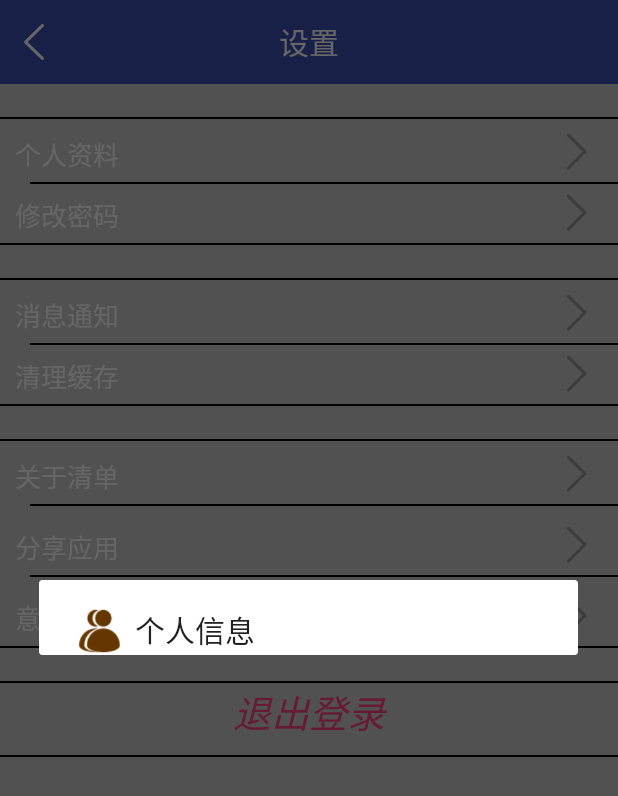
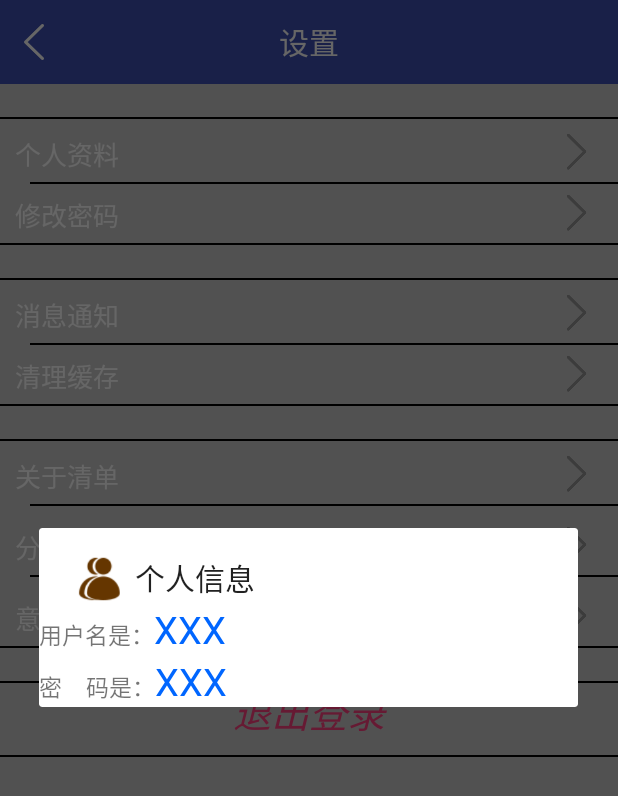
Before and after one commit to LikeRainDay/QingDan, an Android app: the Self_Settings screen opened directly, with no data from a screen before it, after a tap on "个人资料", on a phone screen of 412 x 824 dp. Shown: the top 796 px of the screen. Run offline under Robolectric (Android 15) with nearby library versions, the phone set to English and light mode, and no system bars; our stand-ins replace ButterKnife.

Commit message:
setting界面的美化和头像的获取

```diff
--- a/app/src/main/java/com/example/houshuai/qingdan/UI/Activity/Self_Settings.java
+++ b/app/src/main/java/com/example/houshuai/qingdan/UI/Activity/Self_Settings.java
@@ -14,6 +14,7 @@ import android.widget.CheckBox;
 import android.widget.EditText;
 import android.widget.ImageView;
 import android.widget.LinearLayout;
+import android.widget.TextView;
 import android.widget.Toast;
 
 import com.example.houshuai.qingdan.App;
@@ -71,18 +72,19 @@ public class Self_Settings extends BaseActivity implements View.OnClickListener
                 builder.setIcon(R.drawable.icon_addfriends);
                 //设置标题
                 builder.setTitle("个人信息");
+
                 //设置内容
+                view = LayoutInflater.from(this).inflate(R.layout.self_info, null);
+                builder.setView(view);
+                TextView tv_name = (TextView) view.findViewById(R.id.tv_name);
+                TextView tv_pass = (TextView) view.findViewById(R.id.tv_pass);
                 if (application.mIsLogin) {
                     List<String> mySharePerference = application.getMySharePerference(application.mID);
                     String name = mySharePerference.get(0);
                     String pass = mySharePerference.get(1);
-                    builder.setMessage("用户名是：" + name + "/n" + "密码是:" + pass);
+                    tv_name.setText(name);
+                    tv_pass.setText(pass);
                 }
-                //设置取消按钮
-                /**
-                 * text : 按钮显示的文字
-                 * listener:  按钮对应的监听器
-                 */
                 //显示对话框
                 builder.show();
                 Toast.makeText(getApplicationContext(), "点击了个人", Toast.LENGTH_LONG).show();
--- a/app/src/main/java/com/example/houshuai/qingdan/UI/fragment/Self_Head.java
+++ b/app/src/main/java/com/example/houshuai/qingdan/UI/fragment/Self_Head.java
@@ -46,7 +46,7 @@ public class Self_Head extends BaseFragment {
 
     private void initView() {
         List<String> mySharePerference = application.getMySharePerference(application.mID);
-        String s = mySharePerference.get(1);
+        String s = mySharePerference.get(0);
 
         if ("third".equals(s)) {
             Picasso.with(mContext)
@@ -87,6 +87,4 @@ public class Self_Head extends BaseFragment {
     public void onActivityResult(int requestCode, int resultCode, Intent data) {
         super.onActivityResult(requestCode, resultCode, data);
     }
-
-
 }
--- a/app/src/main/java/com/example/houshuai/qingdan/utils/ThridLoginUtil.java
+++ b/app/src/main/java/com/example/houshuai/qingdan/utils/ThridLoginUtil.java
@@ -131,7 +131,7 @@ public class ThridLoginUtil {
                 App application = (App) ((Activity) mContext).getApplication();
                 application.setIsLoginSharedPreferences(true, openid);
                 application.setMySharePerference(openid, "third", openid, profile_image_url, "", screen_name);
-
+                //application.setMySharePerference(openid, "third", profile_image_url, profile_image_url ,"", screen_name);
                 Intent intent = new Intent(mContext, WelcomeActivity.class);
                 mContext.startActivity(intent);
                 ((Activity) mContext).finish();
--- a/app/src/main/res/layout/changepassword.xml
+++ b/app/src/main/res/layout/changepassword.xml
@@ -4,19 +4,32 @@
     android:layout_height="match_parent"
     android:orientation="vertical" >
 
-    <EditText
+    <android.support.design.widget.TextInputLayout
         android:layout_width="match_parent"
         android:layout_height="wrap_content"
-        android:id="@+id/et_oldpwd"
         android:hint="请输入您的当前密码"
-        />
+        >
+        <EditText
+            android:layout_width="match_parent"
+            android:layout_height="wrap_content"
+            android:id="@+id/et_oldpwd"
+            android:inputType="number"
+            />
+    </android.support.design.widget.TextInputLayout>
 
+    <android.support.design.widget.TextInputLayout
+        android:layout_width="match_parent"
+        android:layout_height="wrap_content"
+        android:hint="请输入您的新密码"
+        >
     <EditText
         android:layout_width="match_parent"
         android:layout_height="wrap_content"
         android:id="@+id/et_newpwd"
-        android:hint="请输入您的新密码"
+
         android:layout_marginTop="20dp"
+        android:inputType="number"
         />
+    </android.support.design.widget.TextInputLayout>
 
 </LinearLayout>
--- /dev/null
+++ b/app/src/main/res/layout/self_info.xml
@@ -0,0 +1,45 @@
+<?xml version="1.0" encoding="utf-8"?>
+<LinearLayout xmlns:android="http://schemas.android.com/apk/res/android"
+    android:layout_width="match_parent"
+    android:layout_height="match_parent"
+    android:orientation="vertical">
+
+    <LinearLayout
+        android:layout_width="match_parent"
+        android:layout_height="wrap_content">
+        <TextView
+            android:layout_width="wrap_content"
+            android:layout_height="wrap_content"
+            android:textSize="15sp"
+            android:text="用户名是："/>
+        <TextView
+            android:id="@+id/tv_name"
+            android:layout_width="wrap_content"
+            android:layout_height="wrap_content"
+            android:textSize="25sp"
+            android:textColor="@color/blue"
+            android:text="XXX"/>
+    </LinearLayout>
+
+
+    <LinearLayout
+        android:layout_width="match_parent"
+        android:layout_height="wrap_content">
+        <TextView
+            android:layout_width="wrap_content"
+            android:layout_height="wrap_content"
+            android:textSize="15sp"
+            android:text="密    码是："/>
+        <TextView
+            android:id="@+id/tv_pass"
+            android:layout_width="wrap_content"
+            android:layout_height="wrap_content"
+            android:textSize="25sp"
+            android:text="XXX"
+            android:textColor="@color/blue"
+            />
+    </LinearLayout>
+
+
+
+</LinearLayout>
```
